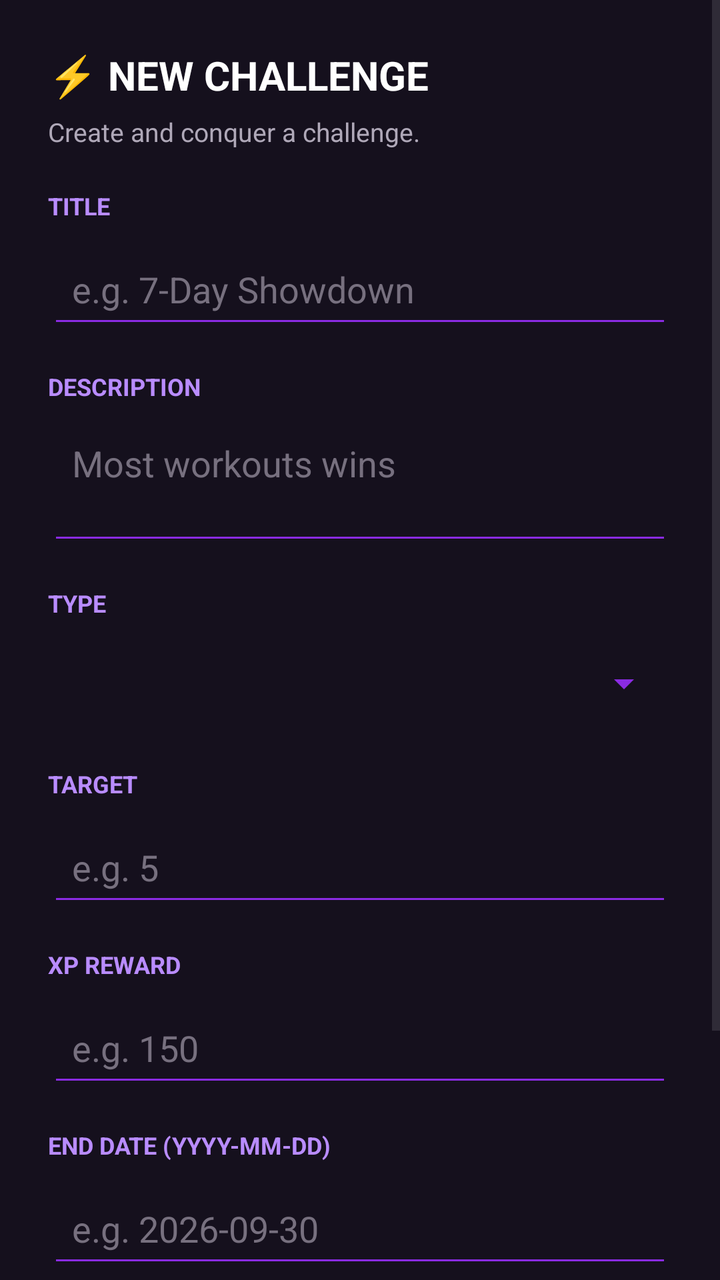
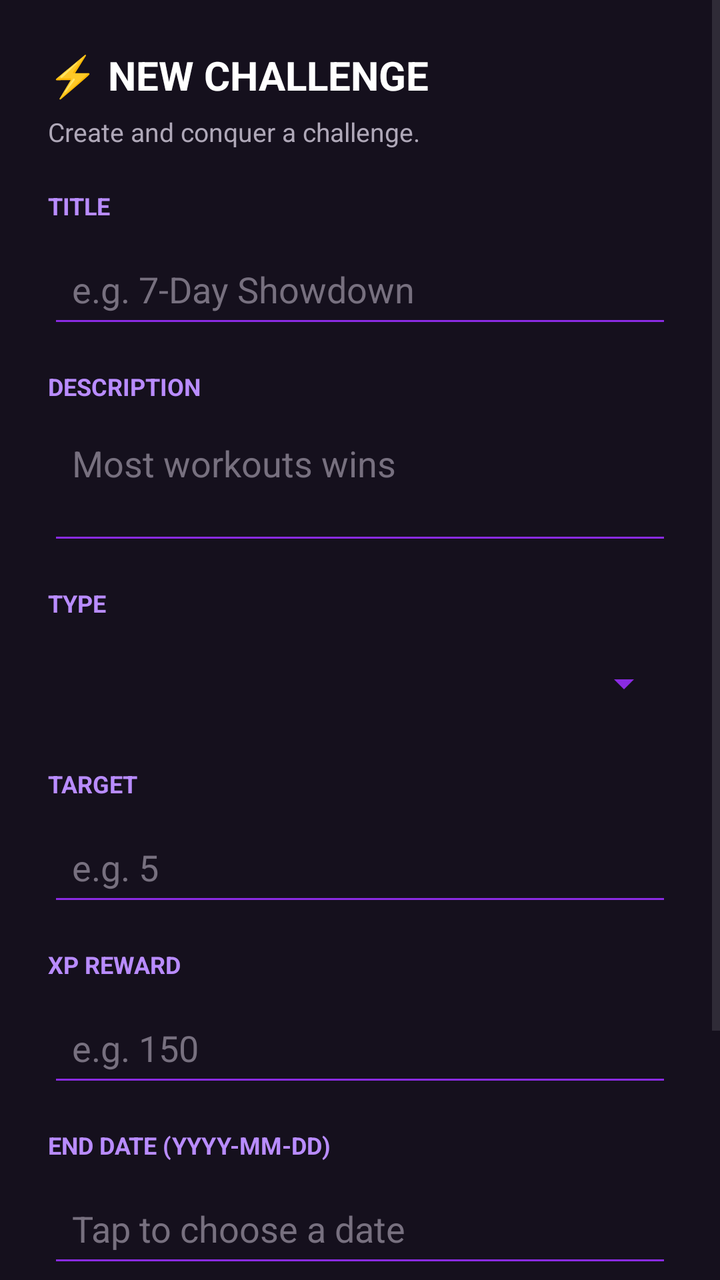

Compare the two renders of this Android layout. The source of the first and the diff that turns it into the second are given below.
<!-- AndroidManifest.xml: application theme Theme.GymLeague -->
<!-- res/layout/dialog_create_challenge.xml -->
<?xml version="1.0" encoding="utf-8"?>
<ScrollView xmlns:android="http://schemas.android.com/apk/res/android"
    android:layout_width="match_parent"
    android:layout_height="wrap_content"
    android:background="#15101D"
    android:fillViewport="true">

    <LinearLayout
        android:layout_width="match_parent"
        android:layout_height="wrap_content"
        android:orientation="vertical"
        android:padding="24dp">

        <TextView
            android:layout_width="match_parent"
            android:layout_height="wrap_content"
            android:text="⚡ NEW CHALLENGE"
            android:textColor="#FFFFFF"
            android:textSize="20sp"
            android:textStyle="bold" />

        <TextView
            android:layout_width="match_parent"
            android:layout_height="wrap_content"
            android:layout_marginTop="6dp"
            android:layout_marginBottom="20dp"
            android:text="Create and conquer a challenge."
            android:textColor="#AFA8B8"
            android:textSize="13sp" />

        <TextView
            android:id="@+id/tvChallengeOpponent"
            android:layout_width="match_parent"
            android:layout_height="wrap_content"
            android:layout_marginBottom="16dp"
            android:text="Challenging Caleb"
            android:textColor="#25D9F5"
            android:textSize="14sp"
            android:textStyle="bold"
            android:visibility="gone" />

        <TextView
            android:layout_width="match_parent"
            android:layout_height="wrap_content"
            android:text="TITLE"
            android:textColor="#B98CFF"
            android:textSize="12sp"
            android:textStyle="bold" />

        <EditText
            android:id="@+id/etChallengeTitle"
            android:layout_width="match_parent"
            android:layout_height="52dp"
            android:layout_marginTop="6dp"
            android:backgroundTint="#8A2BE2"
            android:hint="e.g. 7-Day Showdown"
            android:paddingStart="12dp"
            android:paddingEnd="12dp"
            android:textColor="#FFFFFF"
            android:textColorHint="#77707F" />

        <TextView
            android:layout_width="match_parent"
            android:layout_height="wrap_content"
            android:layout_marginTop="16dp"
            android:text="DESCRIPTION"
            android:textColor="#B98CFF"
            android:textSize="12sp"
            android:textStyle="bold" />

        <EditText
            android:id="@+id/etChallengeDescription"
            android:layout_width="match_parent"
            android:layout_height="70dp"
            android:layout_marginTop="6dp"
            android:backgroundTint="#8A2BE2"
            android:gravity="top"
            android:hint="Most workouts wins"
            android:inputType="textMultiLine"
            android:padding="12dp"
            android:textColor="#FFFFFF"
            android:textColorHint="#77707F" />

        <TextView
            android:layout_width="match_parent"
            android:layout_height="wrap_content"
            android:layout_marginTop="16dp"
            android:text="TYPE"
            android:textColor="#B98CFF"
            android:textSize="12sp"
            android:textStyle="bold" />

        <Spinner
            android:id="@+id/spinnerChallengeType"
            android:layout_width="match_parent"
            android:layout_height="52dp"
            android:layout_marginTop="6dp"
            android:backgroundTint="#8A2BE2"
            android:paddingStart="12dp"
            android:paddingEnd="12dp" />

        <TextView
            android:layout_width="match_parent"
            android:layout_height="wrap_content"
            android:layout_marginTop="16dp"
            android:text="TARGET"
            android:textColor="#B98CFF"
            android:textSize="12sp"
            android:textStyle="bold" />

        <EditText
            android:id="@+id/etChallengeTarget"
            android:layout_width="match_parent"
            android:layout_height="52dp"
            android:layout_marginTop="6dp"
            android:backgroundTint="#8A2BE2"
            android:hint="e.g. 5"
            android:inputType="number"
            android:paddingStart="12dp"
            android:paddingEnd="12dp"
            android:textColor="#FFFFFF"
            android:textColorHint="#77707F" />

        <TextView
            android:layout_width="match_parent"
            android:layout_height="wrap_content"
            android:layout_marginTop="16dp"
            android:text="XP REWARD"
            android:textColor="#B98CFF"
            android:textSize="12sp"
            android:textStyle="bold" />

        <EditText
            android:id="@+id/etChallengeXpReward"
            android:layout_width="match_parent"
            android:layout_height="52dp"
            android:layout_marginTop="6dp"
            android:backgroundTint="#8A2BE2"
            android:hint="e.g. 150"
            android:inputType="number"
            android:paddingStart="12dp"
            android:paddingEnd="12dp"
            android:textColor="#FFFFFF"
            android:textColorHint="#77707F" />

        <TextView
            android:layout_width="match_parent"
            android:layout_height="wrap_content"
            android:layout_marginTop="16dp"
            android:text="END DATE (YYYY-MM-DD)"
            android:textColor="#B98CFF"
            android:textSize="12sp"
            android:textStyle="bold" />

        <EditText
            android:id="@+id/etChallengeEndDate"
            android:layout_width="match_parent"
            android:layout_height="52dp"
            android:layout_marginTop="6dp"
            android:backgroundTint="#8A2BE2"
            android:hint="e.g. 2026-09-30"
            android:inputType="date"
            android:paddingStart="12dp"
            android:paddingEnd="12dp"
            android:textColor="#FFFFFF"
            android:textColorHint="#77707F" />

        <Button
            android:id="@+id/btnLaunchChallenge"
            android:layout_width="match_parent"
            android:layout_height="52dp"
            android:layout_marginTop="24dp"
            android:backgroundTint="#8A2BE2"
            android:text="LAUNCH CHALLENGE"
            android:textColor="#FFFFFF"
            android:textStyle="bold" />

        <Button
            android:id="@+id/btnCancelChallenge"
            android:layout_width="match_parent"
            android:layout_height="48dp"
            android:layout_marginTop="8dp"
            android:backgroundTint="#292231"
            android:text="CANCEL"
            android:textColor="#FFFFFF"
            android:textStyle="bold" />

    </LinearLayout>

</ScrollView>
<!-- resources referenced by this layout -->
<resources>
  <style name="Theme.GymLeague" parent="Base.Theme.GymLeague" />
  <style name="Base.Theme.GymLeague" parent="Theme.Material3.DayNight.NoActionBar">
          <item name="colorPrimary">@color/gym_purple</item>
          <item name="colorOnPrimary">@color/white</item>
          <item name="colorPrimaryContainer">@color/gym_purple_container</item>
          <item name="colorOnPrimaryContainer">@color/gym_purple_dark</item>
  
          <item name="colorSecondary">@color/gym_blue</item>
          <item name="colorOnSecondary">@color/white</item>
          <item name="colorSecondaryContainer">@color/gym_blue_container</item>
          <item name="colorOnSecondaryContainer">@color/gym_blue_dark</item>
  
          <item name="colorTertiary">@color/gym_gold</item>
  
          <item name="android:colorBackground">@color/background_light</item>
          <item name="colorOnBackground">@color/on_surface_light</item>
  
          <item name="colorSurface">@color/surface_light</item>
          <item name="colorOnSurface">@color/on_surface_light</item>
  
          <item name="colorError">@color/gym_error</item>
          <item name="colorErrorContainer">@color/gym_error_container</item>
          <item name="colorOnError">@color/white</item>
  
          <item name="android:statusBarColor">@color/gym_purple</item>
          <item name="android:windowLightStatusBar">false</item>
      </style>
  <color name="gym_purple">#6A4FB3</color>
  <color name="white">#FFFFFFFF</color>
  <color name="gym_purple_container">#EDE6FA</color>
  <color name="gym_purple_dark">#4A3080</color>
  <color name="gym_blue">#4A6CF7</color>
  <color name="gym_blue_container">#E3E9FF</color>
  <color name="gym_blue_dark">#2F49C4</color>
  <color name="gym_gold">#FFB300</color>
  <color name="background_light">#FAF7FA</color>
  <color name="on_surface_light">#1C1B1F</color>
  <color name="surface_light">#FFFFFF</color>
  <color name="gym_error">#B3261E</color>
  <color name="gym_error_container">#F9DEDC</color>
</resources>

<!-- the commit's change to res/layout/dialog_create_challenge.xml (unified diff, before → after) -->
@@ -158,8 +158,12 @@
             android:layout_height="52dp"
             android:layout_marginTop="6dp"
             android:backgroundTint="#8A2BE2"
-            android:hint="e.g. 2026-09-30"
-            android:inputType="date"
+            android:clickable="true"
+            android:cursorVisible="false"
+            android:focusable="false"
+            android:hint="@string/battle_end_date_hint"
+            android:importantForAutofill="no"
+            android:inputType="none"
             android:paddingStart="12dp"
             android:paddingEnd="12dp"
             android:textColor="#FFFFFF"
<!-- resource entries referenced after the edit -->
@@ -1,5 +1,6 @@
 <!-- resources referenced by this layout -->
 <resources>
+  <string name="battle_end_date_hint">Tap to choose a date</string>
   <style name="Theme.GymLeague" parent="Base.Theme.GymLeague" />
   <style name="Base.Theme.GymLeague" parent="Theme.Material3.DayNight.NoActionBar">
           <item name="colorPrimary">@color/gym_purple</item>
